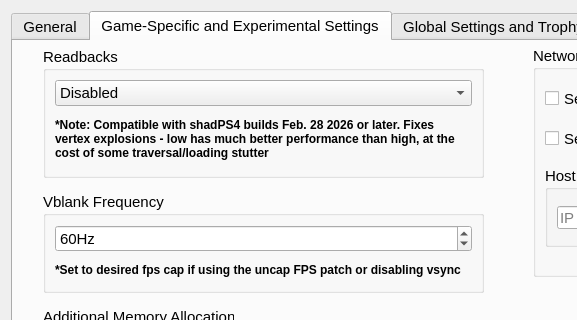
Before: the Qt Designer form settings/ShadSettings.ui in rainmakerv3/BB_Launcher, drawn with Qt 5; both pictures show x 0 to 577 and y 0 to 320 of the 1005 by 748 pixel window.
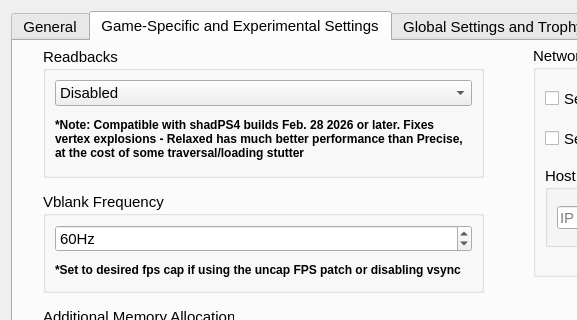
After: the same form once the commit is applied. The open tabs and pages were chosen to show the change. Icons and pictures are not drawn.

Commit message: settings: Change readbacks from low/high to relaxed/precise

Patch:
```diff
--- a/settings/ShadSettings.ui
+++ b/settings/ShadSettings.ui
@@ -940,7 +940,7 @@
            </font>
           </property>
           <property name="text">
-           <string>*Note: Compatible with shadPS4 builds Feb. 28 2026 or later. Fixes vertex explosions - low has much better performance than high, at the cost of some traversal/loading stutter</string>
+           <string>*Note: Compatible with shadPS4 builds Feb. 28 2026 or later. Fixes vertex explosions - Relaxed has much better performance than Precise, at the cost of some traversal/loading stutter</string>
           </property>
           <property name="wordWrap">
            <bool>true</bool>
```
Left out of the diff: 4 changed lines with no effect on the pictures.
